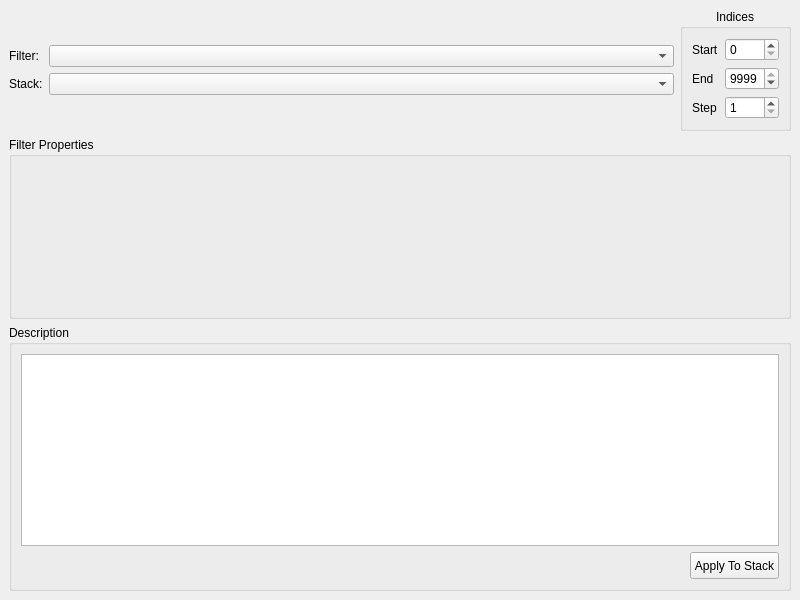
mantidproject/mantidimaging, file mantidimaging/gui/ui/savu_filters_window.ui: the form before one commit.
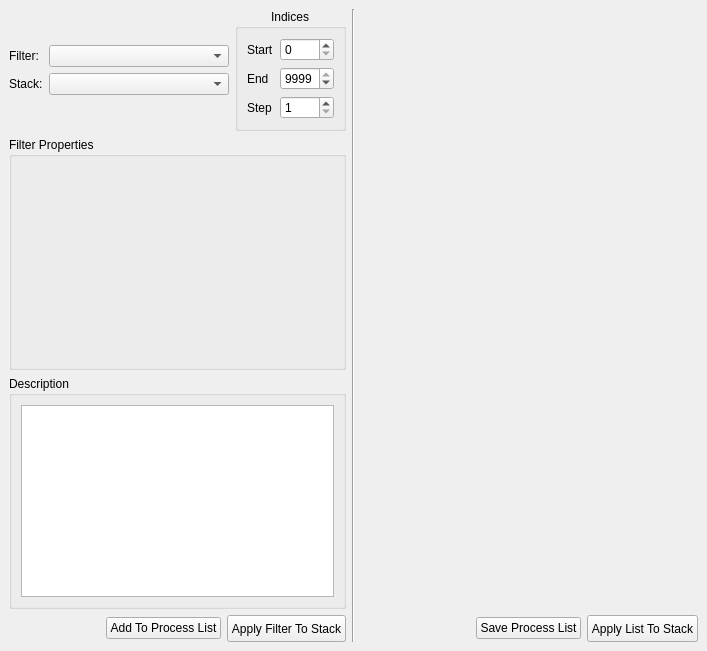
The form after the commit. Custom widgets are drawn as their Qt base class.

Commit message: Construct process lists in GUI

What changed in the file:
```diff
--- a/mantidimaging/gui/ui/savu_filters_window.ui
+++ b/mantidimaging/gui/ui/savu_filters_window.ui
@@ -6,15 +6,17 @@
    <rect>
     <x>0</x>
     <y>0</y>
-    <width>800</width>
-    <height>600</height>
+    <width>707</width>
+    <height>651</height>
    </rect>
   </property>
   <property name="windowTitle">
    <string>SAVU Filters</string>
   </property>
   <widget class="QWidget" name="centralwidget">
-   <layout class="QVBoxLayout" name="verticalLayout">
+   <layout class="QHBoxLayout" name="horizontalLayout_3">
+    <item>
+     <layout class="QVBoxLayout" name="filterParametersLayout">
     <item>
      <layout class="QHBoxLayout" name="stackParametersLayout" stretch="1,0">
       <item>
@@ -194,8 +196,11 @@
          </property>
         </widget>
        </item>
+        </layout>
+       </widget>
+      </item>
        <item>
-        <layout class="QHBoxLayout" name="buttonLayout">
+       <layout class="QHBoxLayout" name="pluginButtonLayout">
          <property name="sizeConstraint">
           <enum>QLayout::SetFixedSize</enum>
          </property>
@@ -212,6 +217,13 @@
            </property>
           </spacer>
          </item>
+        <item>
+         <widget class="QPushButton" name="addPluginToListButton">
+          <property name="text">
+           <string>Add To Process List</string>
+          </property>
+         </widget>
+        </item>
          <item>
           <widget class="QPushButton" name="applyButton">
            <property name="minimumSize">
@@ -221,15 +233,78 @@
             </size>
            </property>
            <property name="text">
-            <string>Apply To Stack</string>
+           <string>Apply Filter To Stack</string>
            </property>
           </widget>
          </item>
         </layout>
        </item>
       </layout>
+    </item>
+    <item>
+     <widget class="Line" name="line">
+      <property name="orientation">
+       <enum>Qt::Vertical</enum>
+      </property>
      </widget>
     </item>
+    <item>
+     <layout class="QVBoxLayout" name="processListLayout">
+      <item>
+       <spacer name="verticalSpacer">
+        <property name="orientation">
+         <enum>Qt::Vertical</enum>
+        </property>
+        <property name="sizeHint" stdset="0">
+         <size>
+          <width>20</width>
+          <height>40</height>
+         </size>
+        </property>
+       </spacer>
+      </item>
+      <item>
+       <layout class="QHBoxLayout" name="processListButtonLayout">
+        <property name="sizeConstraint">
+         <enum>QLayout::SetFixedSize</enum>
+        </property>
+        <item>
+         <spacer name="buttonSpacer_2">
+          <property name="orientation">
+           <enum>Qt::Horizontal</enum>
+          </property>
+          <property name="sizeHint" stdset="0">
+           <size>
+            <width>40</width>
+            <height>20</height>
+           </size>
+          </property>
+         </spacer>
+        </item>
+        <item>
+         <widget class="QPushButton" name="saveListButton">
+          <property name="text">
+           <string>Save Process List</string>
+          </property>
+         </widget>
+        </item>
+        <item>
+         <widget class="QPushButton" name="applyListButton">
+          <property name="minimumSize">
+           <size>
+            <width>0</width>
+            <height>27</height>
+           </size>
+          </property>
+          <property name="text">
+           <string>Apply List To Stack</string>
+          </property>
+         </widget>
+        </item>
+       </layout>
+      </item>
+     </layout>
+    </item>
    </layout>
   </widget>
  </widget>
```
Lines whose indentation alone changed are shown as unchanged. The commit also changes 7 other files.
